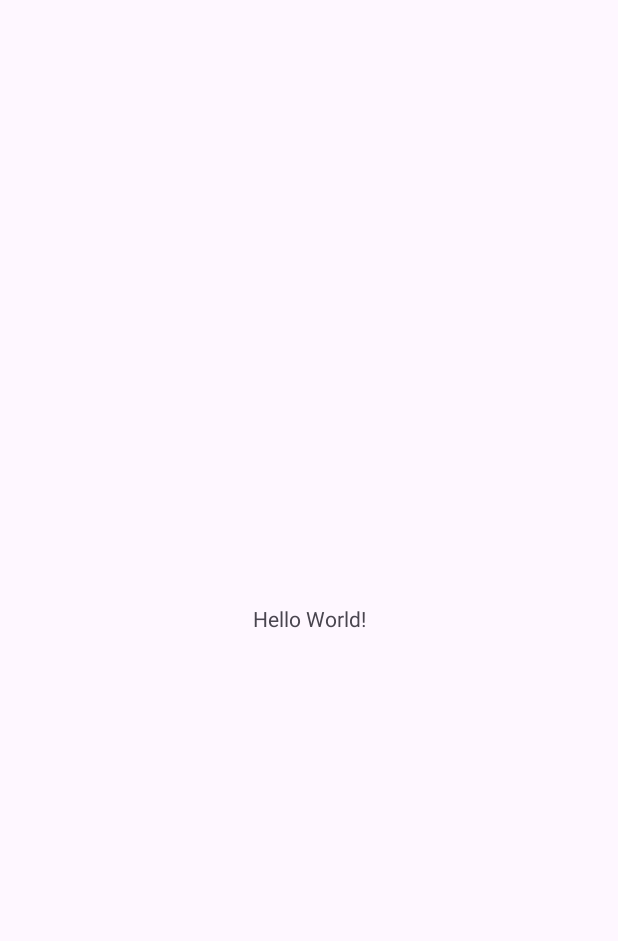
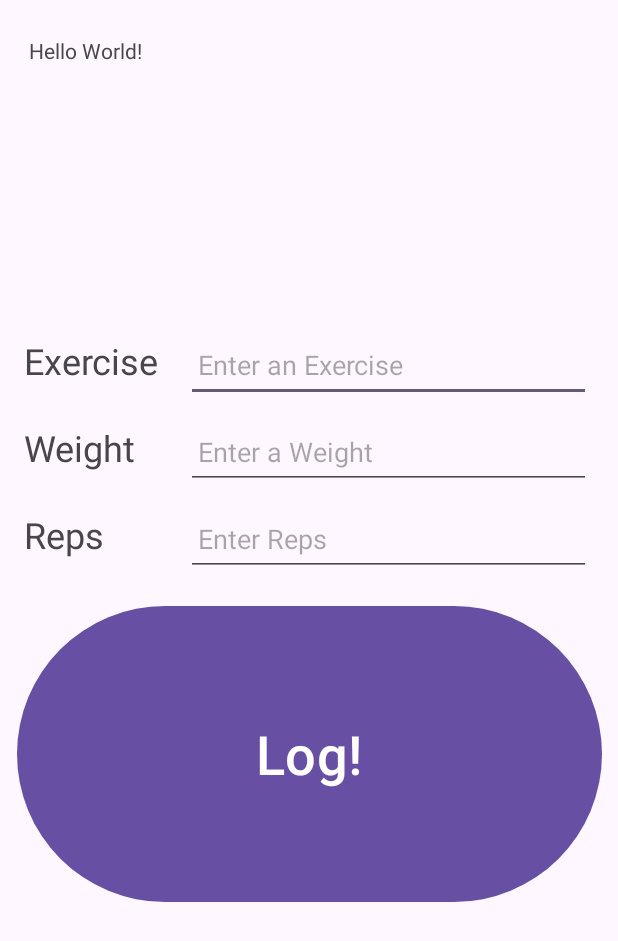
Before and after one commit to Cooper-W-04/cst-338-GymLog, an Android app: the screen it shows after launch (MainActivity), on a phone screen of 412 x 824 dp. Before the commit the part shown is almost empty. Shown: the top 941 px of the screen. Run offline under Robolectric (Android 15) with nearby library versions, the phone set to English and light mode, and no system bars.

Commit message:
done with video 1

```diff
--- a/app/src/main/res/layout/activity_main.xml
+++ b/app/src/main/res/layout/activity_main.xml
@@ -8,12 +8,90 @@
     tools:context=".MainActivity">
 
     <TextView
-        android:layout_width="wrap_content"
-        android:layout_height="wrap_content"
+        android:id="@+id/logDisplayTextView"
+        android:layout_width="390dp"
+        android:layout_height="200dp"
+        android:layout_marginTop="16dip"
+        android:padding="8dp"
         android:text="Hello World!"
-        app:layout_constraintBottom_toBottomOf="parent"
         app:layout_constraintEnd_toEndOf="parent"
         app:layout_constraintStart_toStartOf="parent"
         app:layout_constraintTop_toTopOf="parent" />
 
+    <TextView
+        android:id="@+id/exerciseLabelTextView"
+        android:layout_width="100dp"
+        android:layout_height="50dp"
+        android:layout_marginStart="16dp"
+        android:layout_marginTop="8dp"
+        android:text="@string/exercise"
+        android:textSize="24sp"
+        app:layout_constraintStart_toStartOf="parent"
+        app:layout_constraintTop_toBottomOf="@+id/logDisplayTextView" />
+
+    <EditText
+        android:id="@+id/exerciseInputEditText"
+        android:layout_width="270dp"
+        android:layout_height="50dp"
+        android:layout_marginStart="8dp"
+        android:hint="@string/enter_an_exercise"
+        android:inputType="textAutoComplete"
+        android:padding="8dp"
+        app:layout_constraintBaseline_toBaselineOf="@+id/exerciseLabelTextView"
+        app:layout_constraintStart_toEndOf="@+id/exerciseLabelTextView" />
+
+    <TextView
+        android:id="@+id/weightLabelTextView"
+        android:layout_width="100dp"
+        android:layout_height="50dp"
+        android:layout_marginStart="16dip"
+        android:layout_marginTop="8dp"
+        android:text="@string/weight"
+        android:textSize="24sp"
+        app:layout_constraintStart_toStartOf="parent"
+        app:layout_constraintTop_toBottomOf="@+id/exerciseLabelTextView" />
+
+    <EditText
+        android:id="@+id/weightInputEditText"
+        android:layout_width="270dp"
+        android:layout_height="50dp"
+        android:layout_marginStart="8dp"
+        android:hint="@string/enter_a_weight"
+        android:inputType="number|numberDecimal"
+        android:padding="8dp"
+        app:layout_constraintBaseline_toBaselineOf="@+id/weightLabelTextView"
+        app:layout_constraintStart_toEndOf="@+id/weightLabelTextView" />
+
+    <TextView
+        android:id="@+id/repLabelTextView"
+        android:layout_width="100dp"
+        android:layout_height="50dp"
+        android:layout_marginStart="16dip"
+        android:layout_marginTop="8dp"
+        android:text="@string/reps"
+        android:textSize="24sp"
+        app:layout_constraintStart_toStartOf="parent"
+        app:layout_constraintTop_toBottomOf="@+id/weightLabelTextView" />
+
+    <EditText
+        android:id="@+id/repInputEditText"
+        android:layout_width="270dp"
+        android:layout_height="50dp"
+        android:layout_marginStart="8dp"
+        android:hint="@string/enter_reps"
+        android:inputType="number"
+        android:padding="8dp"
+        app:layout_constraintBaseline_toBaselineOf="@+id/repLabelTextView"
+        app:layout_constraintStart_toEndOf="@+id/repLabelTextView" />
+
+    <Button
+        android:layout_width="390dp"
+        android:layout_height="205dp"
+        android:layout_marginTop="16dp"
+        android:text="@string/log"
+        android:textSize="36sp"
+        app:layout_constraintEnd_toEndOf="parent"
+        app:layout_constraintStart_toStartOf="parent"
+        app:layout_constraintTop_toBottomOf="@id/repInputEditText" />
+
 </androidx.constraintlayout.widget.ConstraintLayout>
--- a/app/src/main/res/values/strings.xml
+++ b/app/src/main/res/values/strings.xml
@@ -1,3 +1,10 @@
 <resources>
     <string name="app_name">GymLog</string>
+    <string name="exercise">Exercise</string>
+    <string name="enter_an_exercise">Enter an Exercise</string>
+    <string name="weight">Weight</string>
+    <string name="enter_a_weight">Enter a Weight</string>
+    <string name="enter_reps">Enter Reps</string>
+    <string name="reps">Reps</string>
+    <string name="log">Log!</string>
 </resources>
```
